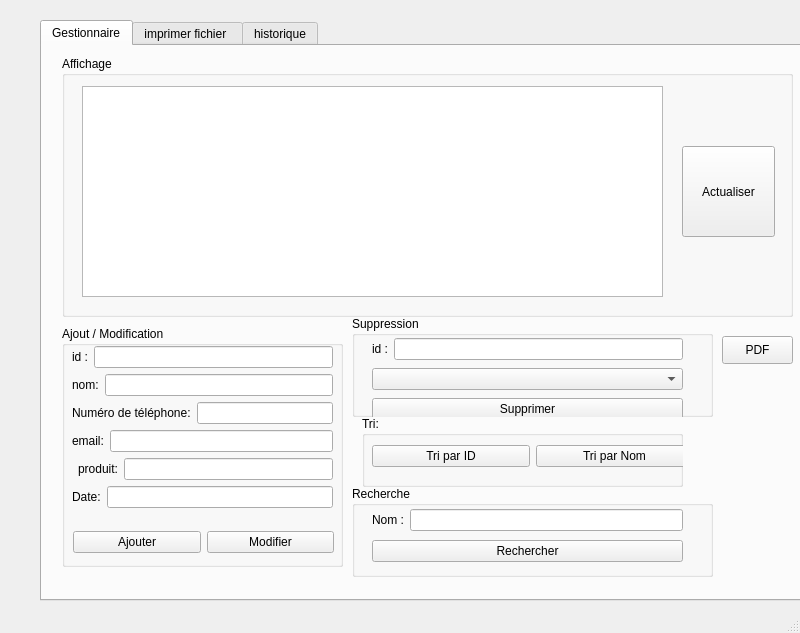
Old version of the form mainwindow.ui in the repository Khouini/Smart-Printing-Office-2A9-.
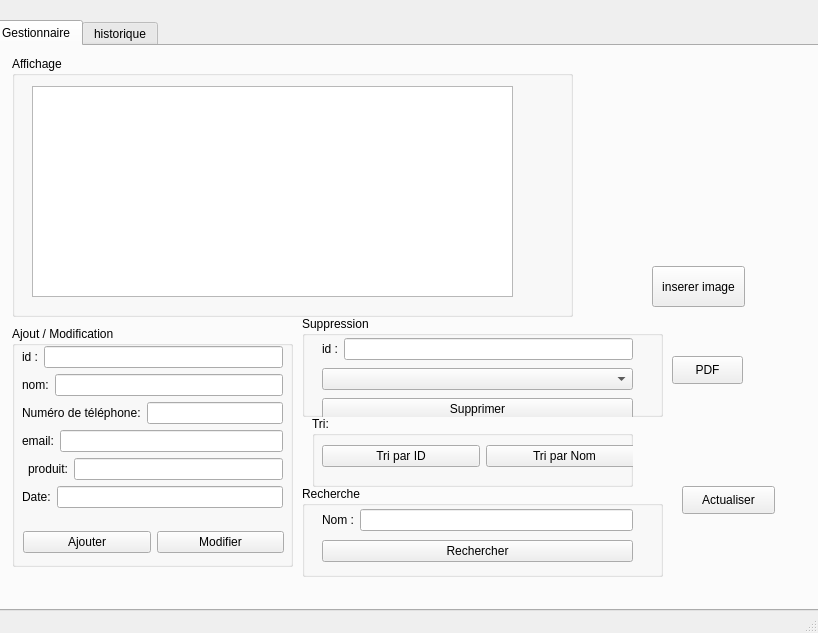
New version of the form.

What changed in the file:
```diff
--- a/mainwindow.ui
+++ b/mainwindow.ui
@@ -6,7 +6,7 @@
    <rect>
     <x>0</x>
     <y>0</y>
-    <width>800</width>
+    <width>818</width>
     <height>633</height>
    </rect>
   </property>
@@ -17,10 +17,10 @@
    <widget class="QTabWidget" name="histo">
     <property name="geometry">
      <rect>
-      <x>40</x>
+      <x>-10</x>
       <y>20</y>
-      <width>771</width>
-      <height>581</height>
+      <width>851</width>
+      <height>591</height>
      </rect>
     </property>
     <property name="currentIndex">
@@ -35,7 +35,7 @@
        <rect>
         <x>20</x>
         <y>10</y>
-        <width>731</width>
+        <width>561</width>
         <height>261</height>
        </rect>
       </property>
@@ -47,24 +47,11 @@
         <rect>
          <x>20</x>
          <y>30</y>
-         <width>581</width>
+         <width>481</width>
          <height>211</height>
         </rect>
        </property>
       </widget>
-      <widget class="QPushButton" name="pushButton_Actualiser">
-       <property name="geometry">
-        <rect>
-         <x>620</x>
-         <y>90</y>
-         <width>93</width>
-         <height>91</height>
-        </rect>
-       </property>
-       <property name="text">
-        <string>Actualiser</string>
-       </property>
-      </widget>
      </widget>
      <widget class="QGroupBox" name="groupBox_2">
       <property name="geometry">
@@ -339,7 +326,7 @@
       <property name="geometry">
        <rect>
         <x>680</x>
-        <y>290</y>
+        <y>310</y>
         <width>71</width>
         <height>28</height>
        </rect>
@@ -348,49 +335,44 @@
        <string>PDF</string>
       </property>
      </widget>
-    </widget>
-    <widget class="QWidget" name="tab_4">
-     <attribute name="title">
-      <string>imprimer fichier </string>
-     </attribute>
-     <widget class="QWidget" name="verticalLayoutWidget_2">
+     <widget class="QPushButton" name="pushButton_ActualiserHistorique">
       <property name="geometry">
        <rect>
-        <x>20</x>
-        <y>30</y>
-        <width>721</width>
-        <height>431</height>
+        <x>690</x>
+        <y>440</y>
+        <width>93</width>
+        <height>28</height>
        </rect>
       </property>
-      <layout class="QVBoxLayout" name="verticalLayout_2">
-       <item>
-        <widget class="QPlainTextEdit" name="plainTextEdit">
-         <property name="plainText">
-          <string>id fournisseur:
-
-produit:
-
-quantité:
-
-prix:
-
-date:
-
-
-
-
-signature:</string>
-         </property>
-        </widget>
-       </item>
-       <item>
-        <widget class="QPushButton" name="pushButton_5">
-         <property name="text">
-          <string>PDF</string>
-         </property>
-        </widget>
-       </item>
-      </layout>
+      <property name="text">
+       <string>Actualiser</string>
+      </property>
+     </widget>
+     <widget class="QPushButton" name="pb_image">
+      <property name="geometry">
+       <rect>
+        <x>660</x>
+        <y>220</y>
+        <width>93</width>
+        <height>41</height>
+       </rect>
+      </property>
+      <property name="text">
+       <string>inserer image</string>
+      </property>
+     </widget>
+     <widget class="QLabel" name="label_pic">
+      <property name="geometry">
+       <rect>
+        <x>590</x>
+        <y>50</y>
+        <width>201</width>
+        <height>131</height>
+       </rect>
+      </property>
+      <property name="text">
+       <string/>
+      </property>
      </widget>
     </widget>
     <widget class="QWidget" name="tab_2">
@@ -412,6 +394,19 @@
        </item>
       </layout>
      </widget>
+     <widget class="QPushButton" name="pushButton_Actualiser">
+      <property name="geometry">
+       <rect>
+        <x>730</x>
+        <y>230</y>
+        <width>93</width>
+        <height>41</height>
+       </rect>
+      </property>
+      <property name="text">
+       <string>Actualiser</string>
+      </property>
+     </widget>
     </widget>
    </widget>
   </widget>
```
Left out of the diff: 2 changed lines with no effect on the pictures.
